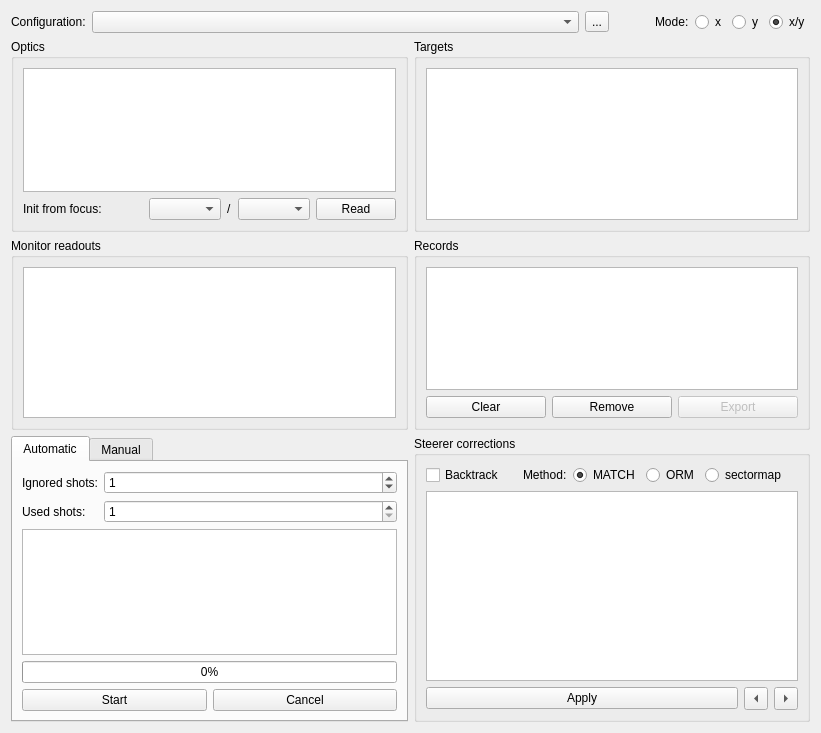
Before: the Qt Designer form src/madgui/online/ovm_dialog.ui in hibtc/madgui, drawn with Qt 5.
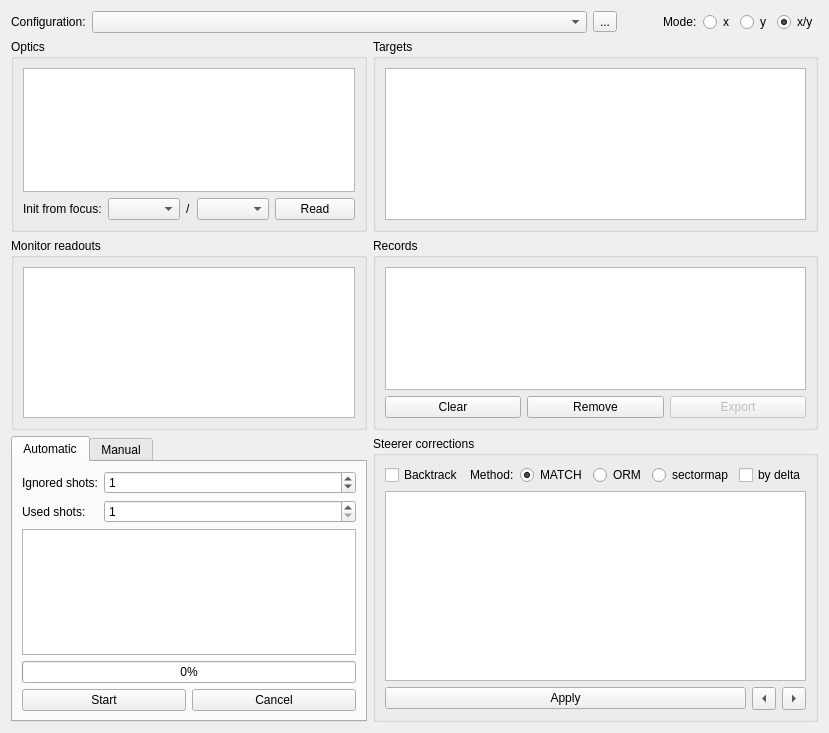
After: the same form once the commit is applied. Custom widgets are drawn as their Qt base class.

Commit message: Add checkbox for de-/activating delta objective mode

```diff
--- a/src/madgui/online/ovm_dialog.ui
+++ b/src/madgui/online/ovm_dialog.ui
@@ -163,6 +163,13 @@
           </attribute>
          </widget>
         </item>
+        <item>
+         <widget class="QCheckBox" name="check_bydelta">
+          <property name="text">
+           <string>by delta</string>
+          </property>
+         </widget>
+        </item>
         <item>
          <spacer>
           <property name="orientation">
```
The commit also changes 3 other files.
